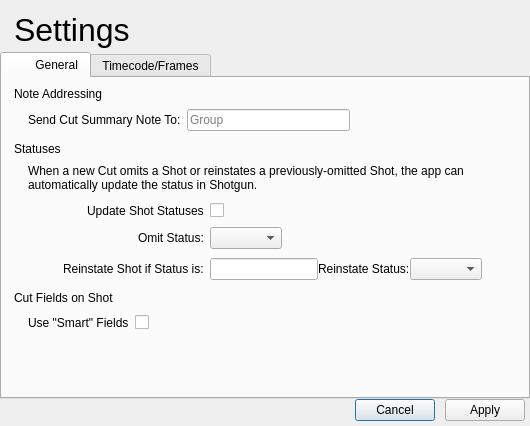
Qt form resources/settings_dialog.ui (shotgunsoftware/tk-multi-importcut) before a commit.
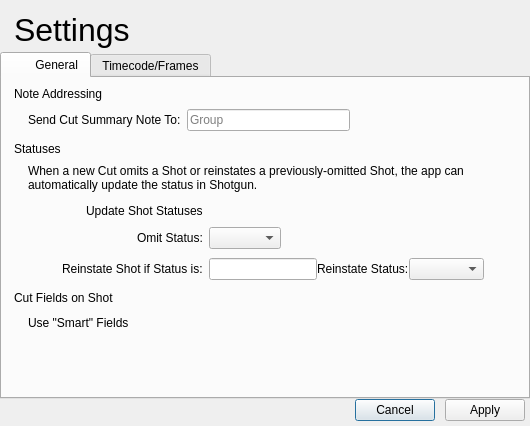
The same form after that commit.

Patch:
```diff
--- a/resources/settings_dialog.ui
+++ b/resources/settings_dialog.ui
@@ -233,7 +233,7 @@
             <set>Qt::AlignHCenter|Qt::AlignTop</set>
            </property>
            <property name="horizontalSpacing">
-            <number>-1</number>
+            <number>6</number>
            </property>
            <property name="verticalSpacing">
             <number>9</number>
@@ -262,6 +262,9 @@
              <property name="layoutDirection">
               <enum>Qt::RightToLeft</enum>
              </property>
+             <property name="styleSheet">
+              <string notr="true">background-color: transparent;</string>
+             </property>
              <property name="text">
               <string/>
              </property>
@@ -335,6 +338,18 @@
              </item>
              <item>
               <widget class="QComboBox" name="reinstate_status_combo_box">
+               <property name="sizePolicy">
+                <sizepolicy hsizetype="Preferred" vsizetype="Fixed">
+                 <horstretch>0</horstretch>
+                 <verstretch>0</verstretch>
+                </sizepolicy>
+               </property>
+               <property name="minimumSize">
+                <size>
+                 <width>75</width>
+                 <height>0</height>
+                </size>
+               </property>
                <property name="whatsThis">
                 <string/>
                </property>
@@ -379,6 +394,9 @@
            <property name="layoutDirection">
             <enum>Qt::LeftToRight</enum>
            </property>
+           <property name="styleSheet">
+            <string notr="true">background-color: transparent</string>
+           </property>
            <property name="text">
             <string/>
            </property>
```
Left out of the diff: 15 changed lines with no effect on the pictures.
